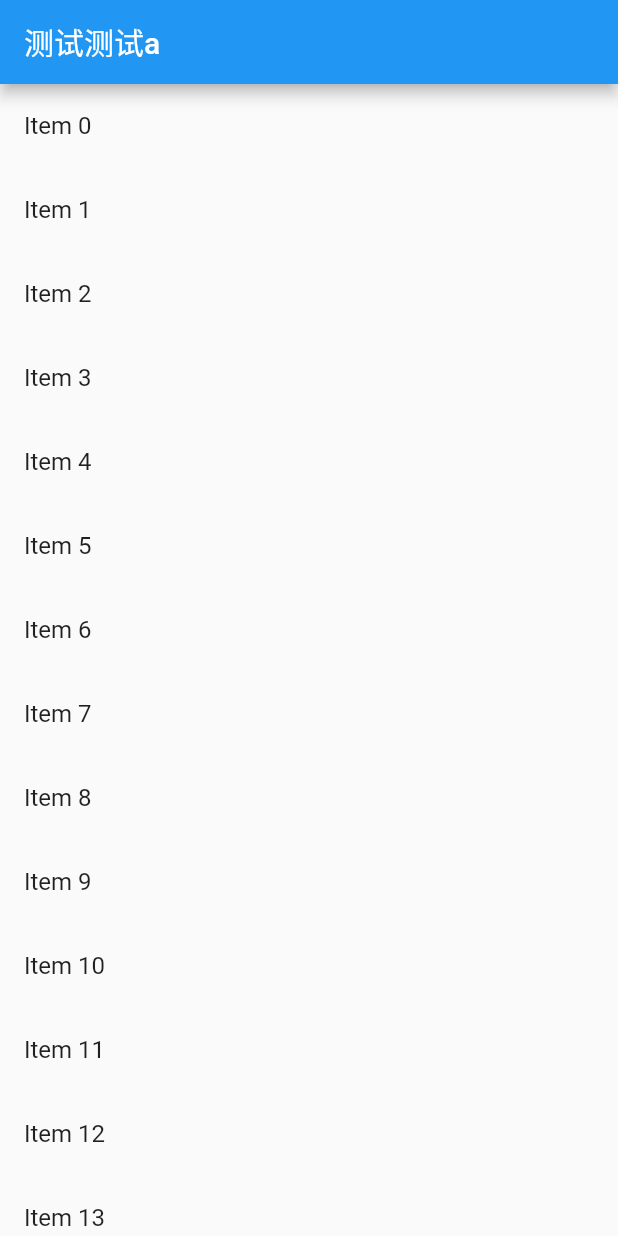
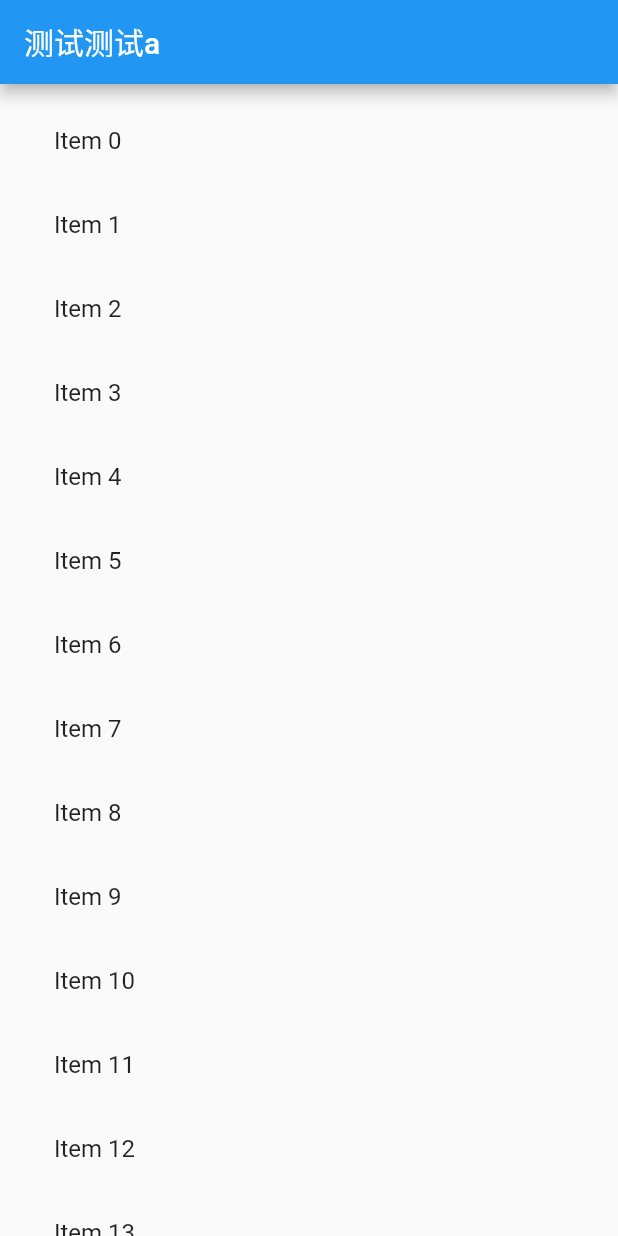
Before and after one commit to zx107532/flutterDome, a Flutter app: the screen it shows after launch, on a phone screen of 412 x 824 dp. Run offline on Flutter 3.47's test engine with Material 2 defaults, Android fonts, the phone set to English and light mode, and no system bars.

Commit message:
动态列表修正

```diff
--- a/lib/main.dart
+++ b/lib/main.dart
@@ -1,12 +1,12 @@
 import 'package:flutter/material.dart';
 
-void main() => runApp(MyApp(
-  items:new List<String>.generate(2000, (i) => "Item $i")
-));
+void main() =>
+    runApp(MyApp(items: new List<String>.generate(100, (i) => "Item $i")));
 
-class MyApp extends StatelessWidget{
+class MyApp extends StatelessWidget {
   final List<String> items;
-  MyApp({Key key, @required this.items}):super(key:key);
+
+  MyApp({Key key, @required this.items}) : super(key: key);
 
   @override
   Widget build(BuildContext context) {
@@ -15,55 +15,56 @@ class MyApp extends StatelessWidget{
       title: '练习Flutter',
       home: Scaffold(
         appBar: AppBar(title: new Text('测试测试a')),
-        body: new ListView.builder(
-          itemCount: items.length,
-          itemBuilder: (context, index) {
-            return new ListTile(
-              title: new Text('${items[index]}'),
-            );
-          }
-        )
+        body: ListDynamic(item: items),
       ),
     );
   }
 }
 
 /*普通横向列表*/
-class MyList extends StatelessWidget{
+class MyList extends StatelessWidget {
   @override
   Widget build(BuildContext context) {
     // TODO: implement build
     return new ListView(
       scrollDirection: Axis.horizontal,
       children: <Widget>[
-        new Image.network('http://seopic.699pic.com/photo/50057/4433.jpg_wh1200.jpg'),
+        new Image.network(
+            'http://seopic.699pic.com/photo/50057/4433.jpg_wh1200.jpg'),
         new Container(
           width: 180.0,
           height: 200.0,
           color: Colors.orange,
         ),
-        new Image.network('https://c.pxhere.com/images/8f/04/15f4e99ba8b071b3ca061e602bda-1443939.jpg!d'),
-        new Image.network('https://c.pxhere.com/photos/e1/fe/pond_brazil_blue_lagoon_water_landscape-1340028.jpg!d'),
-        new Image.network('https://c.pxhere.com/photos/ee/ae/fog_dam_water_cold_winter_s_o_paulo_paraibuna_landscape-1278660.jpg!d'),
-        new Image.network('https://c.pxhere.com/photos/d1/e3/rio_river_pond_lake_water_nature_sunset_landscape-1224328.jpg!d')
+        new Image.network(
+            'https://c.pxhere.com/images/8f/04/15f4e99ba8b071b3ca061e602bda-1443939.jpg!d'),
+        new Image.network(
+            'https://c.pxhere.com/photos/e1/fe/pond_brazil_blue_lagoon_water_landscape-1340028.jpg!d'),
+        new Image.network(
+            'https://c.pxhere.com/photos/ee/ae/fog_dam_water_cold_winter_s_o_paulo_paraibuna_landscape-1278660.jpg!d'),
+        new Image.network(
+            'https://c.pxhere.com/photos/d1/e3/rio_river_pond_lake_water_nature_sunset_landscape-1224328.jpg!d')
       ],
     );
   }
 }
 
 /*动态列表*/
-class ListDynamic extends StatelessWidget{
+class ListDynamic extends StatelessWidget {
   final List<String> item;
-  ListDynamic({Key key, @required this.item}):super(key:key);
+
+//  ListDynamic({Key key, @required this.item}):super(key:key);
+  ListDynamic({@required this.item});
 
   @override
   Widget build(BuildContext context) {
     // TODO: implement build
     return new ListView.builder(
+      padding: const EdgeInsets.fromLTRB(20.0, 10.0, 20.0, 0),
       itemCount: item.length,
       itemBuilder: (context, index) {
         return new ListTile(
-          title: new Text('$item[index]'),
+          title: new Text('${item[index]}'),
         );
       },
     );
```
